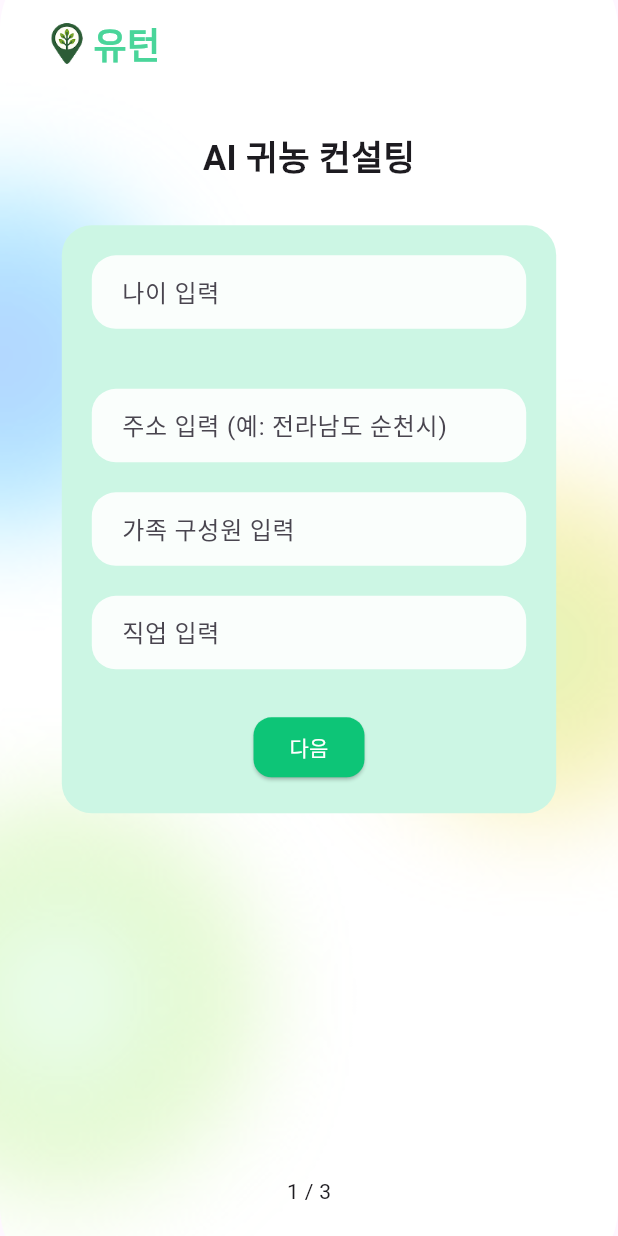
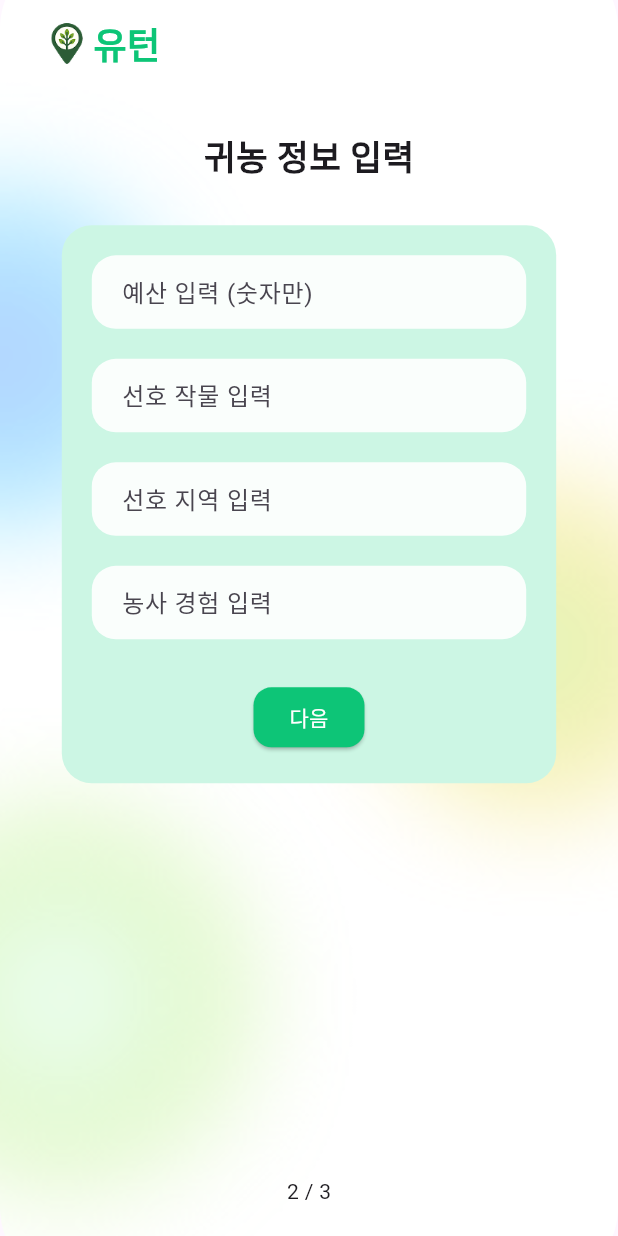
Before and after one commit to AAKKQQJJ/YOUTURN_APP, a Flutter app: the ConsultingScreen screen opened directly, after a tap on "다음", on a phone screen of 412 x 824 dp. Run offline on Flutter 3.47's test engine with Material 3 defaults, Android fonts, the light colour scheme and no system bars; our stand-ins replace dio, flutter_riverpod, go_router, riverpod; Roboto replaces fonts that are missing (malang); project files that could hold a hidden picture were left out.

Commit message:
커서 사용 전

```diff
--- a/lib/features/auth/screen/login_screen.dart
+++ b/lib/features/auth/screen/login_screen.dart
@@ -33,11 +33,13 @@ class _LoginScreenState extends ConsumerState<LoginScreen> {
     try {
       final response = await AuthApi.login(id, pw);
       if (response.statusCode == 200) {
+        final userId = response.data['user']['user_id'];
         final accessToken = response.data['accessToken'];
         final nickname = response.data['user']['nickname'];
 
         // ✅ 유저 상태에 저장
-        ref.read(userProvider.notifier).state = User(nickname: nickname, accessToken: accessToken);
+        ref.read(userProvider.notifier).state =
+            User(id: userId, nickname: nickname, accessToken: accessToken);
 
         if (!mounted) return;
         context.pushReplacement('/main');
--- /dev/null
+++ b/lib/features/consulting/consulting_data.dart
@@ -0,0 +1,81 @@
+class ConsultingData {
+  final int? userId;
+  final String? gender;
+  final DateTime? birthDate;
+  final String? address;
+  final String? occupation;
+  final String budget;
+  final int? familyMember;
+  final String preferredCrops;
+  final String preferredRegion;
+  final String farmingExperience;
+  final String? etc;
+
+  ConsultingData({
+    this.userId,
+    this.gender,
+    this.birthDate,
+    this.address,
+    this.occupation,
+    required this.budget,
+    this.familyMember,
+    required this.preferredCrops,
+    required this.preferredRegion,
+    required this.farmingExperience,
+    this.etc,
+  });
+
+  ConsultingData copyWith({
+    int? userId,
+    String? gender,
+    DateTime? birthDate,
+    String? address,
+    String? occupation,
+    String? budget,
+    int? familyMember,
+    String? preferredCrops,
+    String? preferredRegion,
+    String? farmingExperience,
+    String? etc,
+  }) {
+    return ConsultingData(
+      userId: userId ?? this.userId,
+      gender: gender ?? this.gender,
+      birthDate: birthDate ?? this.birthDate,
+      address: address ?? this.address,
+      occupation: occupation ?? this.occupation,
+      budget: budget ?? this.budget,
+      familyMember: familyMember ?? this.familyMember,
+      preferredCrops: preferredCrops ?? this.preferredCrops,
+      preferredRegion: preferredRegion ?? this.preferredRegion,
+      farmingExperience: farmingExperience ?? this.farmingExperience,
+      etc: etc ?? this.etc,
+    );
+  }
+
+  factory ConsultingData.fromJson(Map<String, dynamic> json) {
+    return ConsultingData(
+      budget: json['budget'] as String,
+      preferred_crop: json['preferred_crop'] as String,
+      preferredRegion: json['preferred_region'] as String,
+      farmingExperience: json['farming_experience'] as String,
+      userId: json['user_id'] as int,
+    );
+  }
+
+  Map<String, dynamic> toJson({required int userId}) {
+    return {
+      "user_id": userId,
+      "gender": gender,
+      "birth_date": birthDate!.toIso8601String().split('T').first,
+      "address": address,
+      "occupation": occupation,
+      "budget": budget,
+      "family_member": familyMember,
+      "preferred_crops": preferredCrops,
+      "preferred_region": preferredRegion,
+      "farming_experience": farmingExperience,
+      "etc": etc,
+    };
+  }
+}
--- a/lib/features/consulting/screen/consulting_screen.dart
+++ b/lib/features/consulting/screen/consulting_screen.dart
@@ -1,4 +1,5 @@
 import 'package:flutter/material.dart';
+import 'package:go_router/go_router.dart';
 import 'package:youturn/core/const/colors.dart';
 
 class ConsultingScreen extends StatefulWidget {
@@ -9,20 +10,36 @@ class ConsultingScreen extends StatefulWidget {
 }
 
 class _ConsultingScreenState extends State<ConsultingScreen> {
+  final TextEditingController ageController = TextEditingController();
+  final TextEditingController addressController = TextEditingController();
+  final TextEditingController familyController = TextEditingController();
+  final TextEditingController jobController = TextEditingController();
+
+  String? _selectedGender;
+
+  @override
+  void dispose() {
+    ageController.dispose();
+    addressController.dispose();
+    familyController.dispose();
+    jobController.dispose();
+    super.dispose();
+  }
+
   @override
   Widget build(BuildContext context) {
     return Scaffold(
       body: Stack(
         children: [
-          // 📌 1. 배경 이미지
+          // 배경
           Positioned.fill(
             child: Image.asset(
               'asset/img/background.png',
-              fit: BoxFit.cover, // 화면에 꽉 차게
+              fit: BoxFit.cover,
             ),
           ),
 
-          // 📌 2. 위에 얹을 UI
+          // UI
           SafeArea(
             child: Padding(
               padding: const EdgeInsets.symmetric(horizontal: 32),
@@ -31,10 +48,7 @@ class _ConsultingScreenState extends State<ConsultingScreen> {
                   const SizedBox(height: 12),
                   Row(
                     children: [
-                      Image.asset(
-                        'asset/img/logo.png',
-                        height: 32,
-                      ),
+                      Image.asset('asset/img/logo.png', height: 32),
                       const SizedBox(width: 4),
                       const Text(
                         '유턴',
@@ -48,88 +62,52 @@ class _ConsultingScreenState extends State<ConsultingScreen> {
                     ],
                   ),
                   SizedBox(height: MediaQuery.of(context).size.width * 0.1),
-                  Row(
-                    mainAxisAlignment: MainAxisAlignment.center,
-                    children: [
-                      const Text(
-                        'AI 귀농 컨설팅',
-                        style: TextStyle(
-                          fontSize: 23,
-                          fontWeight: FontWeight.bold,
-                        ),
+                  const Center(
+                    child: Text(
+                      'AI 귀농 컨설팅',
+                      style: TextStyle(
+                        fontSize: 23,
+                        fontWeight: FontWeight.bold,
                       ),
-                    ],
+                    ),
                   ),
-                  const SizedBox(
-                    height: 28,
-                  ),
-                  // 📦 사전 정보 입력 폼 박스
+                  const SizedBox(height: 28),
+
+                  // 입력 폼
                   Center(
                     child: Container(
                       padding: const EdgeInsets.all(20),
                       width: MediaQuery.of(context).size.width * 0.8,
                       decoration: BoxDecoration(
-                        color: Color(0xFFCCF6E4),
+                        color: const Color(0xFFCCF6E4),
                         borderRadius: BorderRadius.circular(20),
                       ),
                       child: Column(
                         children: [
-                          _buildTextField('나이 입력'),
+                          _buildTextField('나이 입력', ageController),
                           const SizedBox(height: 20),
-                          // Row(
-                          //   children: [
-                          //     Expanded(
-                          //       child: ElevatedButton(
-                          //         onPressed: () {
-                          //           setState(() {
-                          //             _selectedGender = '남';
-                          //           });
-                          //         },
-                          //         style: ElevatedButton.styleFrom(
-                          //           backgroundColor:
-                          //               _selectedGender == '남' ? Colors.green : Colors.grey[300],
-                          //           foregroundColor:
-                          //               _selectedGender == '남' ? Colors.white : Colors.black,
-                          //           shape: RoundedRectangleBorder(
-                          //             borderRadius: BorderRadius.circular(12),
-                          //           ),
-                          //         ),
-                          //         child: const Text('남'),
-                          //       ),
-                          //     ),
-                          //     const SizedBox(width: 16),
-                          //     Expanded(
-                          //       child: ElevatedButton(
-                          //         onPressed: () {
-                          //           setState(() {
-                          //             _selectedGender = '여';
-                          //           });
-                          //         },
-                          //         style: ElevatedButton.styleFrom(
-                          //           backgroundColor:
-                          //               _selectedGender == '여' ? Colors.green : Colors.grey[300],
-                          //           foregroundColor:
-                          //               _selectedGender == '여' ? Colors.white : Colors.black,
-                          //           shape: RoundedRectangleBorder(
-                          //             borderRadius: BorderRadius.circular(12),
-                          //           ),
-                          //         ),
-                          //         child: const Text('여'),
-                          //       ),
-                          //     ),
-                          //   ],
-                          // ),
+
+                          // 성별 선택
+                          Row(
+                            children: [
+                              _buildGenderButton('남'),
+                              const SizedBox(width: 16),
+                              _buildGenderButton('여'),
+                            ],
+                          ),
                           const SizedBox(height: 20),
-                          _buildTextField('주소 입력 (예: 전라남도 순천시)'),
+
+                          _buildTextField('주소 입력 (예: 전라남도 순천시)', addressController),
                           const SizedBox(height: 20),
-                          _buildTextField('가족 구성원 입력'),
+                          _buildTextField('가족 구성원 입력', familyController),
                           const SizedBox(height: 20),
-                          _buildTextField('직업 입력'),
+                          _buildTextField('직업 입력', jobController),
                           const SizedBox(height: 28),
+
                           ElevatedButton(
-                            onPressed: () {},
+                            onPressed: _onNextPressed,
                             style: ElevatedButton.styleFrom(
-                              backgroundColor: Color(0xFF0DC577),
+                              backgroundColor: const Color(0xFF0DC577),
                               foregroundColor: Colors.white,
                               shape: RoundedRectangleBorder(
                                 borderRadius: BorderRadius.circular(12),
@@ -145,7 +123,7 @@ class _ConsultingScreenState extends State<ConsultingScreen> {
                   const Padding(
                     padding: EdgeInsets.only(bottom: 20),
                     child: Text("1 / 3"),
-                  )
+                  ),
                 ],
               ),
             ),
@@ -155,8 +133,9 @@ class _ConsultingScreenState extends State<ConsultingScreen> {
     );
   }
 
-  Widget _buildTextField(String hint) {
+  Widget _buildTextField(String hint, TextEditingController controller) {
     return TextField(
+      controller: controller,
       decoration: InputDecoration(
         filled: true,
         fillColor: Colors.white.withOpacity(0.9),
@@ -169,4 +148,42 @@ class _ConsultingScreenState extends State<ConsultingScreen> {
       ),
     );
   }
+
+  Widget _buildGenderButton(String gender) {
+    final isSelected = _selectedGender == gender;
+    return Expanded(
+      child: ElevatedButton(
+        onPressed: () {
+          setState(() {
+            _selectedGender = gender;
+          });
+        },
+        style: ElevatedButton.styleFrom(
+          backgroundColor: isSelected ? const Color(0xFF0DC577) : Colors.grey[300],
+          foregroundColor: isSelected ? Colors.white : Colors.black,
+          shape: RoundedRectangleBorder(
+            borderRadius: BorderRadius.circular(12),
+          ),
+        ),
+        child: Text(gender),
+      ),
+    );
+  }
+
+  void _onNextPressed() {
+    // ✅ 상태 저장
+    final consultingData = {
+      'age': ageController.text.trim(),
+      'gender': _selectedGender,
+      'address': addressController.text.trim(),
+      'family': familyController.text.trim(),
+      'job': jobController.text.trim(),
+    };
+
+    // ✅ 페이지 이동 (명명된 라우트 사용)
+    context.push(
+      '/consulting_seconds',
+      extra: consultingData,
+    );
+  }
 }
--- /dev/null
+++ b/lib/features/consulting/screen/consulting_seconds_screen.dart
@@ -0,0 +1,163 @@
+import 'package:flutter/material.dart';
+import 'package:flutter_riverpod/flutter_riverpod.dart';
+import 'package:go_router/go_router.dart';
+
+import '../../../provider/user_provider.dart';
+import '../consulting_data.dart';
+
+class ConsultingSecondScreen extends ConsumerStatefulWidget {
+  final Map<String, dynamic> consultingData;
+
+  const ConsultingSecondScreen({super.key, required this.consultingData});
+
+  @override
+  ConsumerState<ConsultingSecondScreen> createState() => _ConsultingSecondScreenState();
+}
+
+class _ConsultingSecondScreenState extends ConsumerState<ConsultingSecondScreen> {
+  final TextEditingController _budgetController = TextEditingController();
+  final TextEditingController _cropController = TextEditingController();
+  final TextEditingController _regionController = TextEditingController();
+  final TextEditingController _experienceController = TextEditingController();
+
+  @override
+  Widget build(BuildContext context) {
+    return Scaffold(
+      body: Stack(
+        children: [
+          // 배경 이미지
+          Positioned.fill(
+            child: Image.asset(
+              'asset/img/background.png',
+              fit: BoxFit.cover,
+            ),
+          ),
+          // UI
+          SafeArea(
+            child: Padding(
+              padding: const EdgeInsets.symmetric(horizontal: 32),
+              child: Column(
+                children: [
+                  const SizedBox(height: 12),
+                  Row(
+                    children: [
+                      Image.asset('asset/img/logo.png', height: 32),
+                      const SizedBox(width: 4),
+                      const Text(
+                        '유턴',
+                        style: TextStyle(
+                          fontSize: 24,
+                          fontFamily: 'malang',
+                          fontWeight: FontWeight.w700,
+                          color: Color(0xFF0DC577),
+                        ),
+                      ),
+                    ],
+                  ),
+                  SizedBox(height: MediaQuery.of(context).size.width * 0.1),
+                  const Center(
+                    child: Text(
+                      '귀농 정보 입력',
+                      style: TextStyle(
+                        fontSize: 23,
+                        fontWeight: FontWeight.bold,
+                      ),
+                    ),
+                  ),
+                  const SizedBox(height: 28),
+
+                  // 입력 박스
+                  Container(
+                    padding: const EdgeInsets.all(20),
+                    width: MediaQuery.of(context).size.width * 0.8,
+                    decoration: BoxDecoration(
+                      color: const Color(0xFFCCF6E4),
+                      borderRadius: BorderRadius.circular(20),
+                    ),
+                    child: Column(
+                      children: [
+                        _buildTextField(_budgetController, '예산 입력 (숫자만)'),
+                        const SizedBox(height: 20),
+                        _buildTextField(_cropController, '선호 작물 입력'),
+                        const SizedBox(height: 20),
+                        _buildTextField(_regionController, '선호 지역 입력'),
+                        const SizedBox(height: 20),
+                        _buildTextField(_experienceController, '농사 경험 입력'),
+                        const SizedBox(height: 28),
+                        ElevatedButton(
+                          onPressed: () => _goToNextStep(context, ref),
+                          style: ElevatedButton.styleFrom(
+                            backgroundColor: const Color(0xFF0DC577),
+                            foregroundColor: Colors.white,
+                            shape: RoundedRectangleBorder(
+                              borderRadius: BorderRadius.circular(12),
+                            ),
+                          ),
+                          child: const Text('다음'),
+                        ),
+                      ],
+                    ),
+                  ),
+
+                  const Spacer(),
+                  const Padding(
+                    padding: EdgeInsets.only(bottom: 20),
+                    child: Text("2 / 3"),
+                  )
+                ],
+              ),
+            ),
+          ),
+        ],
+      ),
+    );
+  }
+
+  Widget _buildTextField(TextEditingController controller, String hint) {
+    return TextField(
+      controller: controller,
+      decoration: InputDecoration(
+        filled: true,
+        fillColor: Colors.white.withOpacity(0.9),
+        hintText: hint,
+        contentPadding: const EdgeInsets.symmetric(horizontal: 16, vertical: 12),
+        border: OutlineInputBorder(
+          borderRadius: BorderRadius.circular(16),
+          borderSide: BorderSide.none,
+        ),
+      ),
+    );
+  }
+
+  void _goToNextStep(BuildContext context, WidgetRef ref) {
+    final user = ref.read(userProvider);
+    if (user == null) return;
+
+    // 1. ConsultingData 인스턴스 생성
+    final consultingData = ConsultingData(
+      budget: _budgetController.text,
+      preferredCrops: _cropController.text,
+      preferredRegion: _regionController.text,
+      farmingExperience: _experienceController.text,
+      // 추가 필드가 있으면 여기에 작성
+    );
+
+    // 2. userId를 포함해 Map 형태로 변환
+    final updatedData = consultingData.toJson(userId: user.id);
+
+    // 3. GoRouter로 전달
+    context.push(
+      '/consulting_third',
+      extra: updatedData,
+    );
+  }
+
+  @override
+  void dispose() {
+    _budgetController.dispose();
+    _cropController.dispose();
+    _regionController.dispose();
+    _experienceController.dispose();
+    super.dispose();
+  }
+}
--- a/lib/main.dart
+++ b/lib/main.dart
@@ -2,9 +2,12 @@ import 'package:flutter/material.dart';
 import 'package:flutter_riverpod/flutter_riverpod.dart';
 import 'package:go_router/go_router.dart';
 import 'package:youturn/features/chatbot/screen/chatbot_screen.dart';
+import 'package:youturn/features/consulting/screen/consulting_seconds_screen.dart';
 
 import 'features/auth/screen/login_screen.dart';
 import 'features/auth/screen/signup_screen.dart';
+import 'features/consulting/consulting_data.dart';
+import 'features/consulting/screen/consulting_third_screen.dart';
 import 'features/screens/main_screen.dart';
 
 final GoRouter _router = GoRouter(
@@ -26,6 +29,22 @@ final GoRouter _router = GoRouter(
       path: '/chatbot',
       builder: (context, state) => const ChatbotScreen(),
     ),
+    GoRoute(
+      path: '/consulting_seconds',
+      builder: (context, state) {
+        final consultingData = state.extra as Map<String, dynamic>;
+        return ConsultingSecondScreen(consultingData: consultingData);
+      },
+    ),
+    GoRoute(
+      path: '/consulting_third',
+      name: 'consulting_third',
+      builder: (context, state) {
+        final consultingDataMap = state.extra! as Map<String, dynamic>;
+        final consultingData = ConsultingData.fromJson(consultingDataMap); // 🔥 여기서 변환
+        return ConsultingThirdScreen(consultingData: consultingData);
+      },
+    ),
   ],
 );
 
```
Also changed, not shown: lib/core/const/api_routes.dart (+3 -4 lines), lib/features/consulting/consulting_repository.dart (added, +46 -0 lines), lib/features/consulting/llm_repository.dart (added, +22 -0 lines), lib/features/consulting/screen/consulting_third_screen.dart (added, +134 -0 lines), lib/provider/dio_provider.dart (added, +18 -0 lines), lib/provider/llm_provider.dart (added, +14 -0 lines), lib/provider/user_provider.dart (+6 -1 lines), lib/features/consulting/screen/consulting_result_screen.dart (added).
